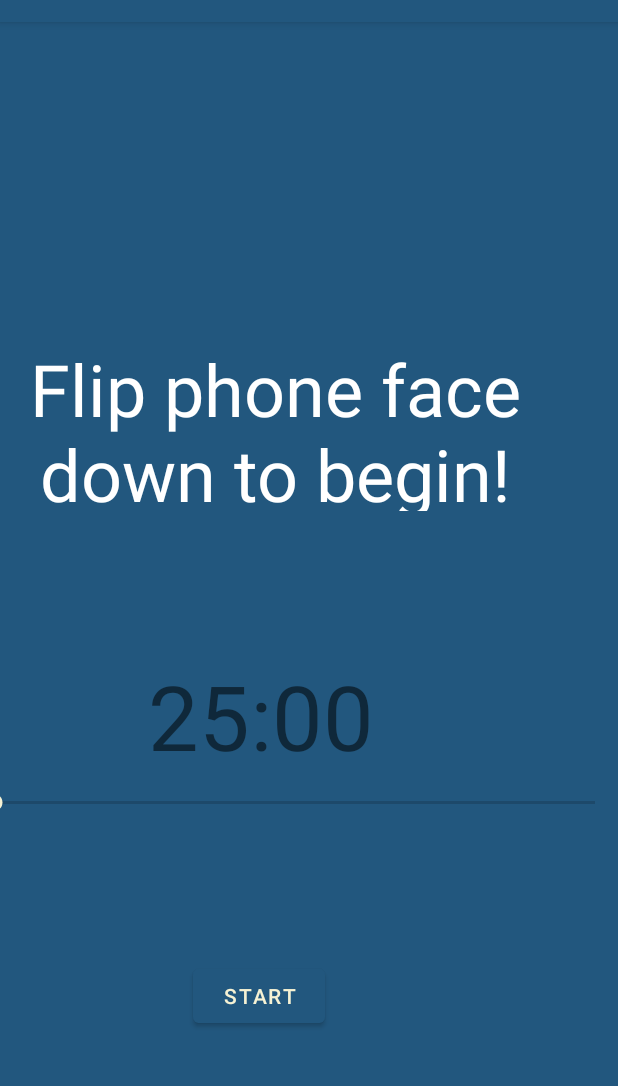
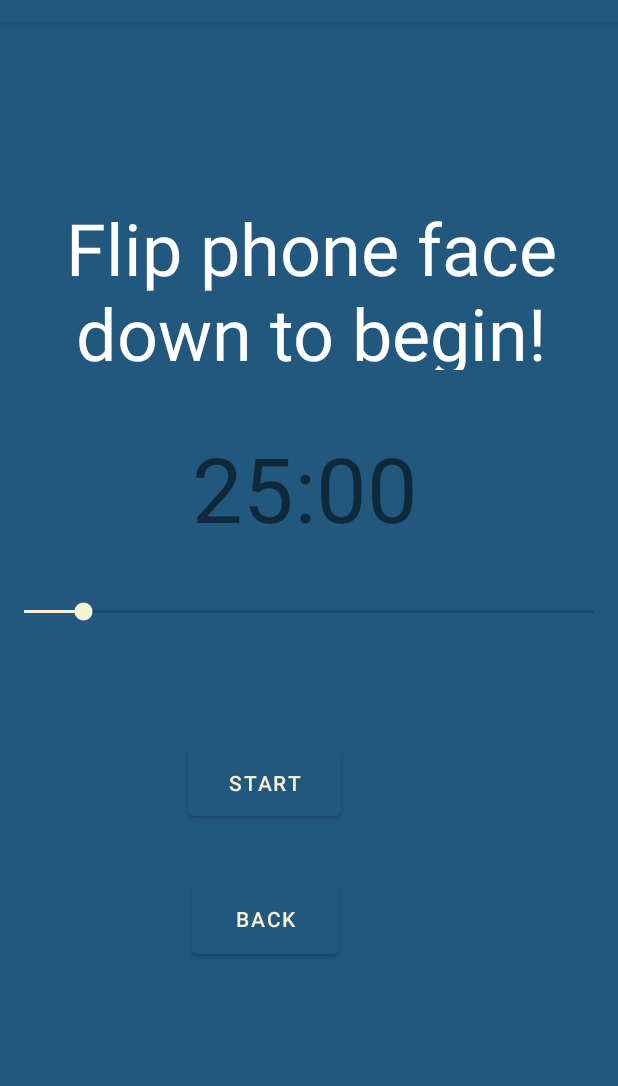
Before and after one commit to Jransera/Tundra, an Android app: the DisplayMessageActivity screen opened directly, with no data from a screen before it, after a tap on "START", on a phone screen of 412 x 824 dp, the part 62-1148 px from its top. Run offline under Robolectric (Android 15) with nearby library versions, the phone set to English and light mode, and no system bars; network calls fail.

Commit message:
demo version done

```diff
--- a/app/src/main/java/com/example/tundra/RankingsFragment.java
+++ b/app/src/main/java/com/example/tundra/RankingsFragment.java
@@ -11,6 +11,7 @@ import android.view.View;
 import android.view.ViewGroup;
 
 import java.io.InputStream;
+import java.util.ArrayList;
 import java.util.List;
 
 ///**
@@ -22,6 +23,7 @@ public class RankingsFragment extends Fragment {
     private RecyclerView recyclerView;
     userData u_data;
     List<rank<Integer,Long>> rankings;
+
 
     // TODO: Rename parameter arguments, choose names that match
     // the fragment initialization parameters, e.g. ARG_ITEM_NUMBER
@@ -59,6 +61,8 @@ public class RankingsFragment extends Fragment {
         super.onCreate(savedInstanceState);
         if (getArguments() != null) {
             u_data = (userData) getArguments().get("user_info");
+            ArrayList<rank<Integer,Long>> al = (ArrayList<rank<Integer,Long>>) getArguments().get("rankings");
+            rankings = al;
 //            mParam1 = getArguments().getString(ARG_PARAM1);
 //            mParam2 = getArguments().getString(ARG_PARAM2);
         }
--- a/app/src/main/res/layout/activity_display_message.xml
+++ b/app/src/main/res/layout/activity_display_message.xml
@@ -10,8 +10,8 @@
 
     <RelativeLayout
         android:id="@+id/relativeLayout"
-        android:layout_width="480dp"
-        android:layout_height="1042dp"
+        android:layout_width="wrap_content"
+        android:layout_height="787dp"
         android:background="@color/dark_blue"
         app:layout_constraintBottom_toBottomOf="parent"
         app:layout_constraintEnd_toEndOf="parent"
@@ -27,9 +27,9 @@
             android:layout_alignParentStart="true"
             android:layout_alignParentTop="true"
             android:layout_alignParentEnd="true"
-            android:layout_marginStart="37dp"
-            android:layout_marginTop="212dp"
-            android:layout_marginEnd="16dp"
+            android:layout_marginStart="28dp"
+            android:layout_marginTop="118dp"
+            android:layout_marginEnd="25dp"
             android:text="@string/button_send"
             android:textAlignment="center"
             android:textAppearance="@style/TextAppearance.AppCompat.Large"
@@ -39,39 +39,46 @@
         <SeekBar
             android:id="@+id/timer_sb"
             android:layout_width="match_parent"
-            android:layout_height="match_parent" />
+            android:layout_height="match_parent"
+            android:layout_alignParentStart="true"
+            android:layout_marginStart="0dp" />
 
         <TextView
             android:id="@+id/timer_tv"
-            android:layout_width="247dp"
-            android:layout_height="198dp"
+            android:layout_width="231dp"
+            android:layout_height="175dp"
             android:layout_alignParentStart="true"
             android:layout_alignParentEnd="true"
-            android:layout_centerInParent="true"
-            android:layout_marginStart="118dp"
-            android:layout_marginEnd="115dp"
+            android:layout_alignParentBottom="true"
+            android:layout_centerHorizontal="true"
+            android:layout_marginStart="78dp"
+            android:layout_marginEnd="83dp"
+            android:layout_marginBottom="342dp"
             android:text="25:00"
-            android:textSize="60sp"
-            android:textAlignment="center"/>
+            android:textAlignment="center"
+            android:textSize="60sp" />
 
         <Button
             android:id="@+id/start_btn"
-            android:layout_width="wrap_content"
-            android:layout_height="wrap_content"
-            android:layout_below="@+id/timer_tv"
-            android:layout_centerInParent="true"
-            android:layout_marginTop="5dp"
+            android:layout_width="102dp"
+            android:layout_height="62dp"
+            android:layout_below="@+id/face"
+            android:layout_alignParentStart="true"
+            android:layout_alignParentBottom="true"
+            android:layout_marginStart="125dp"
+            android:layout_marginTop="247dp"
+            android:layout_marginBottom="252dp"
             android:onClick="start"
             android:text="Start" />
 
         <Button
             android:id="@+id/back_button"
-            android:layout_width="wrap_content"
-            android:layout_height="wrap_content"
+            android:layout_width="98dp"
+            android:layout_height="59dp"
             android:layout_alignParentStart="true"
             android:layout_alignParentTop="true"
-            android:layout_marginStart="197dp"
-            android:layout_marginTop="798dp"
+            android:layout_marginStart="128dp"
+            android:layout_marginTop="568dp"
             android:onClick="goBack"
             android:text="Back" />
 
--- a/app/src/main/res/layout/fragment_settings.xml
+++ b/app/src/main/res/layout/fragment_settings.xml
@@ -19,6 +19,9 @@
         app:layout_constraintBottom_toBottomOf="parent"
         app:layout_constraintEnd_toEndOf="parent"
         app:layout_constraintStart_toStartOf="parent"
-        app:layout_constraintTop_toTopOf="parent" />/>
+        app:layout_constraintTop_toTopOf="parent" /><![CDATA[
 
+    />
+
+]]>
 </FrameLayout>
```
Also changed, not shown: app/src/main/java/com/example/tundra/DisplayMessageActivity.java (+20 -7 lines), app/src/main/java/com/example/tundra/MainActivity.java (+64 -8 lines), app/src/main/java/com/example/tundra/StudyFragment.java (+6 -6 lines), app/src/main/res/layout/activity_main.xml (+4 -6 lines), app/src/main/res/layout/fragment_rankings.xml (+0 -13 lines), app/src/main/res/layout/fragment_study.xml (+16 -28 lines).
